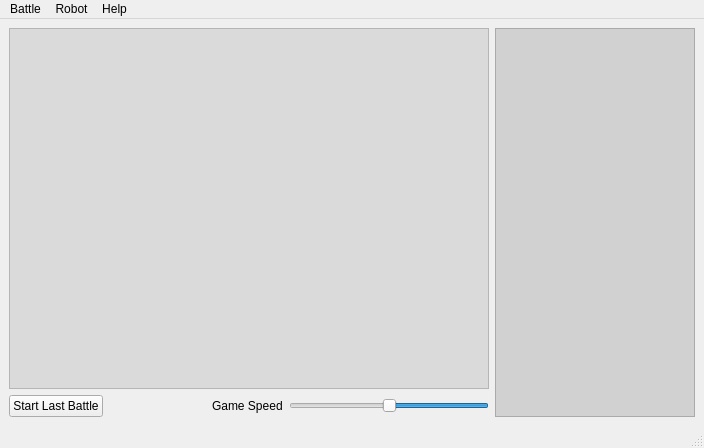
Before: the Qt Designer form Python-Robocode/GUI/window.ui in turkishviking/Python-Robocode, drawn with Qt 5.
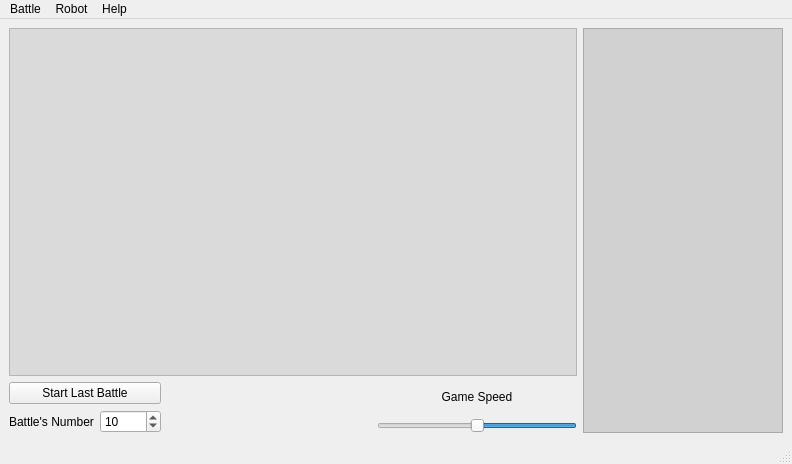
After: the same form once the commit is applied. Icons and pictures are not drawn.

```diff
--- a/Python-Robocode/GUI/window.ui
+++ b/Python-Robocode/GUI/window.ui
@@ -6,8 +6,8 @@
    <rect>
     <x>0</x>
     <y>0</y>
-    <width>704</width>
-    <height>448</height>
+    <width>792</width>
+    <height>464</height>
    </rect>
   </property>
   <property name="windowTitle">
@@ -18,11 +18,11 @@
     <normaloff>robotImages/smallRed.png</normaloff>robotImages/smallRed.png</iconset>
   </property>
   <widget class="QWidget" name="centralwidget">
-   <layout class="QVBoxLayout" name="verticalLayout_2">
+   <layout class="QVBoxLayout" name="verticalLayout_4">
     <item>
-     <layout class="QHBoxLayout" name="horizontalLayout_2">
+     <layout class="QHBoxLayout" name="horizontalLayout_3">
       <item>
-       <layout class="QVBoxLayout" name="verticalLayout">
+       <layout class="QVBoxLayout" name="verticalLayout_3">
         <item>
          <widget class="QGraphicsView" name="graphicsView">
           <property name="enabled">
@@ -34,7 +34,9 @@
          </widget>
         </item>
         <item>
-         <layout class="QHBoxLayout" name="horizontalLayout">
+         <layout class="QHBoxLayout" name="horizontalLayout_2">
+          <item>
+           <layout class="QVBoxLayout" name="verticalLayout">
           <item>
            <widget class="QPushButton" name="pushButton">
             <property name="text">
@@ -43,7 +45,30 @@
            </widget>
           </item>
           <item>
-           <spacer name="horizontalSpacer_2">
+             <layout class="QHBoxLayout" name="horizontalLayout">
+              <item>
+               <widget class="QLabel" name="label_2">
+                <property name="text">
+                 <string>Battle's Number</string>
+                </property>
+               </widget>
+              </item>
+              <item>
+               <widget class="QSpinBox" name="spinBox">
+                <property name="maximum">
+                 <number>10000</number>
+                </property>
+                <property name="value">
+                 <number>10</number>
+                </property>
+               </widget>
+              </item>
+             </layout>
+            </item>
+           </layout>
+          </item>
+          <item>
+           <spacer name="horizontalSpacer">
             <property name="orientation">
              <enum>Qt::Horizontal</enum>
             </property>
@@ -56,10 +81,21 @@
            </spacer>
           </item>
           <item>
+           <layout class="QVBoxLayout" name="verticalLayout_2">
+            <item>
            <widget class="QLabel" name="label">
+              <property name="layoutDirection">
+               <enum>Qt::LeftToRight</enum>
+              </property>
+              <property name="styleSheet">
+               <string notr="true"/>
+              </property>
             <property name="text">
              <string>Game Speed</string>
             </property>
+              <property name="alignment">
+               <set>Qt::AlignCenter</set>
+              </property>
            </widget>
           </item>
           <item>
@@ -100,6 +136,8 @@
         </item>
        </layout>
       </item>
+       </layout>
+      </item>
       <item>
        <widget class="QGraphicsView" name="graphicsView_2">
         <property name="sizePolicy">
@@ -134,7 +172,7 @@
     <rect>
      <x>0</x>
      <y>0</y>
-     <width>704</width>
+     <width>792</width>
      <height>21</height>
     </rect>
    </property>
```
Lines whose indentation alone changed are shown as unchanged.
